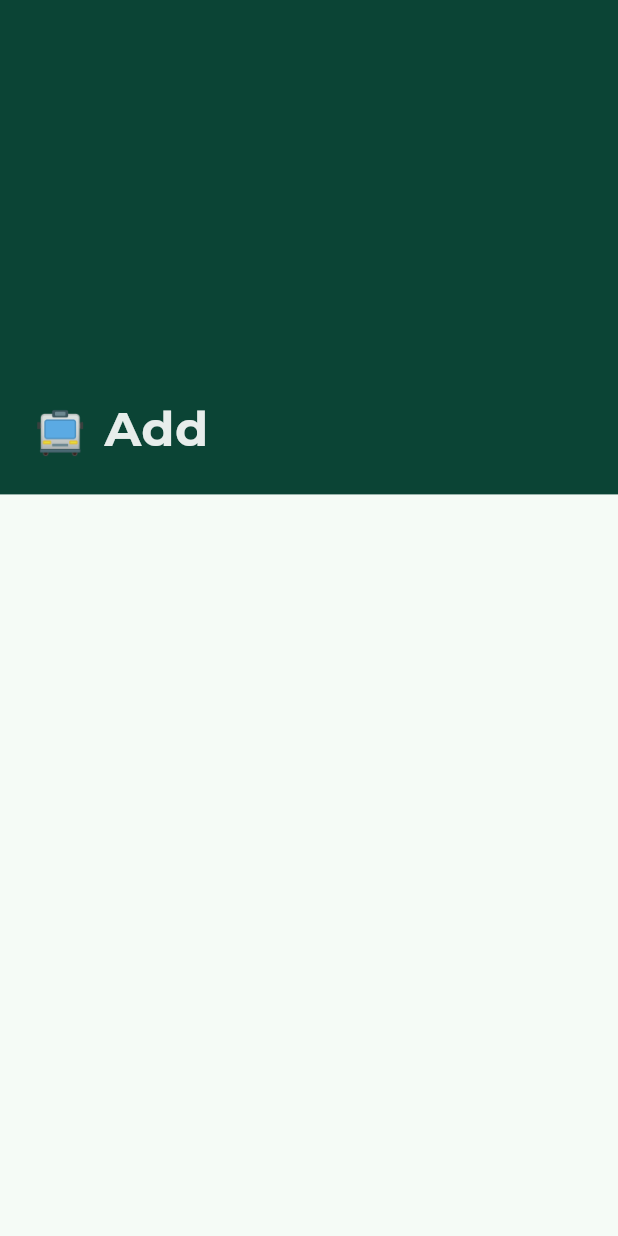
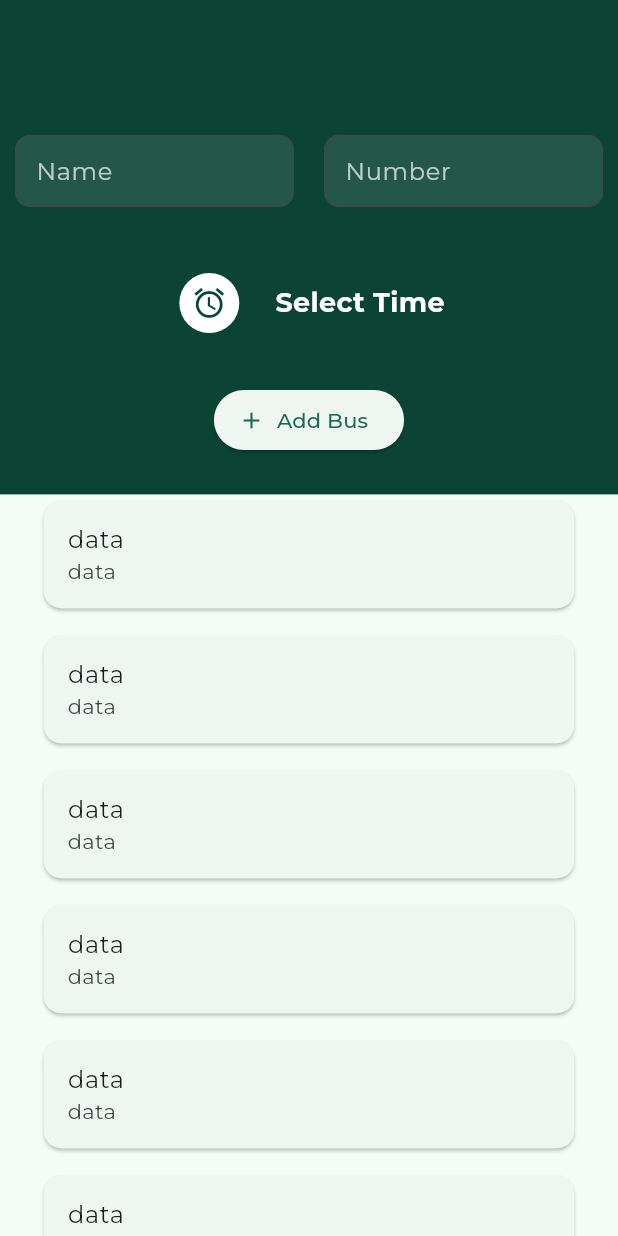
Before and after one commit to saninthottungal/iBus, a Flutter app: the ScreenAdmin screen opened by its route, on a phone screen of 412 x 824 dp. Run offline on Flutter 3.47's test engine with Material 3 defaults, Android fonts, the phone set to English and light mode, and no system bars; our stand-ins replace firebase_auth, firebase_core, google_fonts, shared_preferences; accounts and stored records are empty.

Commit message:
admin Screen UI done

```diff
--- a/lib/Screens/ScreenAdmin.dart
+++ b/lib/Screens/ScreenAdmin.dart
@@ -1,14 +1,137 @@
 import 'package:flutter/material.dart';
-import 'package:ibus2/core/GContainer.dart';
+import 'package:google_fonts/google_fonts.dart';
+
+import 'package:ibus2/core/Colors.dart';
 
 class ScreenAdmin extends StatelessWidget {
   const ScreenAdmin({super.key});
 
   @override
   Widget build(BuildContext context) {
-    return const Scaffold(
+    final double height = MediaQuery.of(context).size.height;
+    final double width = MediaQuery.of(context).size.width;
+    return Scaffold(
       body: Column(
-        children: [GContainer(text: "Add")],
+        children: [
+          Container(
+            width: width,
+            height: height * 0.4,
+            decoration: const BoxDecoration(
+              color: themeColor,
+            ),
+            child: Column(
+              children: [
+                const SizedBox(
+                  height: 90,
+                ),
+                const Row(
+                  children: [
+                    SizedBox(
+                      width: 10,
+                    ),
+                    Expanded(
+                      child: TextField(
+                        style: TextStyle(color: Colors.white),
+                        decoration: InputDecoration(
+                            fillColor: Colors.white10,
+                            filled: true,
+                            hintStyle: TextStyle(color: Colors.white70),
+                            hintText: "Name",
+                            border: OutlineInputBorder(
+                                borderRadius:
+                                    BorderRadius.all(Radius.circular(10))),
+                            contentPadding:
+                                EdgeInsets.symmetric(horizontal: 10)),
+                      ),
+                    ),
+                    SizedBox(
+                      width: 20,
+                    ),
+                    Expanded(
+                        child: TextField(
+                      style: TextStyle(color: Colors.white),
+                      decoration: InputDecoration(
+                        fillColor: Colors.white10,
+                        filled: true,
+                        hintText: "Number",
+                        hintStyle: TextStyle(color: Colors.white70),
+                        border: OutlineInputBorder(
+                            borderRadius:
+                                BorderRadius.all(Radius.circular(10))),
+                        contentPadding: EdgeInsets.symmetric(horizontal: 10),
+                      ),
+                    )),
+                    SizedBox(
+                      width: 10,
+                    ),
+                  ],
+                ),
+                const SizedBox(
+                  height: 40,
+                ),
+                Row(
+                  mainAxisAlignment: MainAxisAlignment.center,
+                  children: [
+                    IconButton.filled(
+                      onPressed: () {},
+                      icon: const Icon(Icons.access_alarm),
+                      style: const ButtonStyle(
+                        //elevation: MaterialStatePropertyAll(10),
+                        iconColor: MaterialStatePropertyAll(themeColor),
+                        backgroundColor: MaterialStatePropertyAll(Colors.white),
+                        overlayColor: MaterialStatePropertyAll(Colors.black38),
+                      ),
+                    ),
+                    // ElevatedButton.icon(
+                    //   onPressed: () {},
+                    //   icon: const Icon(Icons.access_alarm),
+                    //   label: const Text("Select Time"),
+                    // ),
+                    const SizedBox(
+                      width: 20,
+                    ),
+                    Text(
+                      "Select Time",
+                      style: GoogleFonts.montserrat(
+                        textStyle: const TextStyle(
+                          color: Colors.white,
+                          fontSize: 18,
+                          fontWeight: FontWeight.bold,
+                        ),
+                      ),
+                    ),
+                  ],
+                ),
+                const SizedBox(
+                  height: 30,
+                ),
+                ElevatedButton.icon(
+                  onPressed: () {},
+                  icon: const Icon(Icons.add),
+                  label: const Text("Add Bus"),
+                ),
+              ],
+            ),
+          ),
+          Expanded(
+            child: Padding(
+              padding: const EdgeInsets.symmetric(horizontal: 25),
+              child: ListView.separated(
+                itemBuilder: (context, index) {
+                  return const Card(
+                    child: ListTile(
+                      title: Text("data"),
+                      subtitle: Text("data"),
+                    ),
+                  );
+                },
+                separatorBuilder: (context, index) =>
+                    const SizedBox(height: 10),
+                itemCount: 20,
+              ),
+            ),
+          )
+        ],
       ),
     );
   }
```
